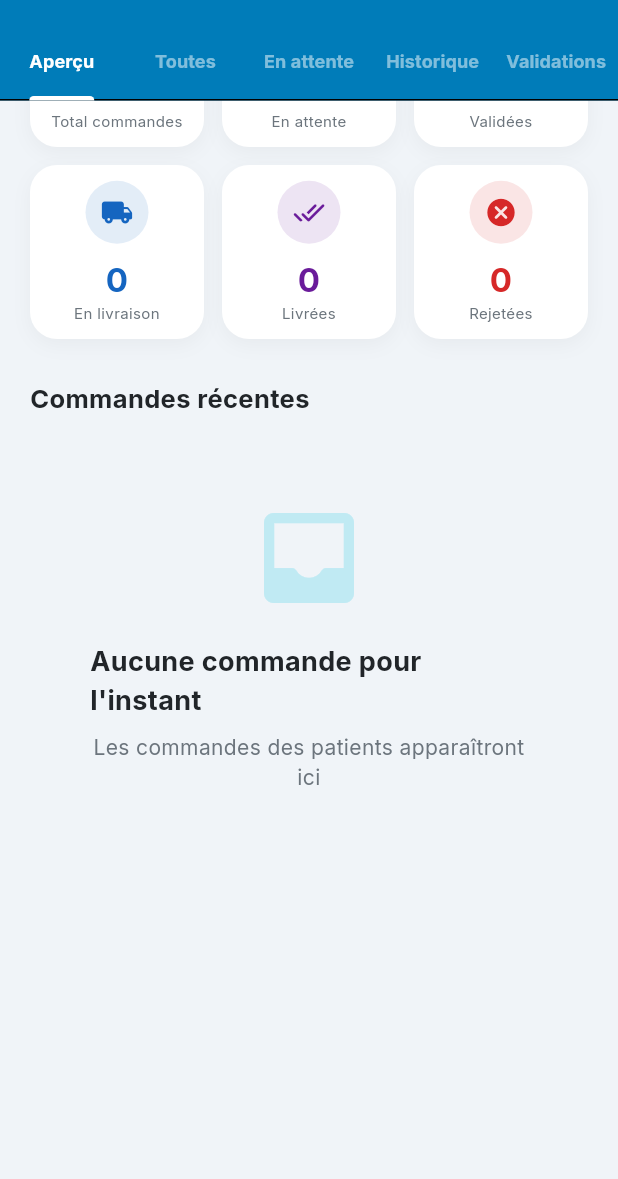
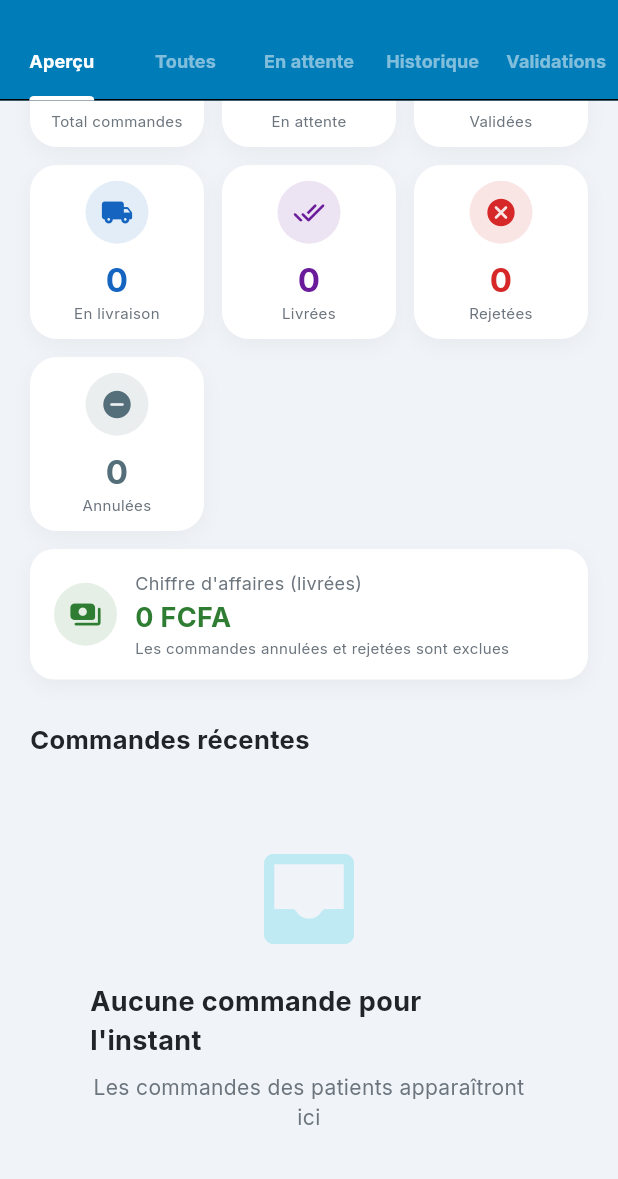
Before and after one commit to trixma-ux/e-pharmacy-ci, a Flutter app: the PharmacistDashboardScreen screen opened by its route, scrolled down 200 dp, on a phone screen of 412 x 824 dp, the part 57-1236 px from its top. Run offline on Flutter 3.47's test engine with Material 3 defaults, Android fonts, the phone set to English and light mode, and no system bars; drawn by our look-alikes of flutter_animate; our stand-ins replace cloud_firestore, firebase_auth, firebase_core, flutter_map, flutter_riverpod, glassmorphism and 3 more; missing offline and left inert: dart:html; accounts and stored records are empty.

Commit message:
commandes : le patient peut annuler une commande en attente (Annulée)
Bouton « Annuler la commande » uniquement si status pending, après dialogue de confirmation. Écriture exacte attendue par les règles : status cancelled + updatedAt et cancelledAt en horodatage serveur. Le tableau de bord affiche le badge Annulée, le compteur et un CA qui exclut les commandes annulées et rejetées.

```diff
--- a/pharmaflow/lib/features/pharmacist/presentation/screens/pharmacist_dashboard_screen.dart
+++ b/pharmaflow/lib/features/pharmacist/presentation/screens/pharmacist_dashboard_screen.dart
@@ -57,6 +57,9 @@ class _PharmacistDashboardScreenState extends ConsumerState<PharmacistDashboardS
       case OrderStatus.delivered:
         bg = const Color(0xFFF3E5F5); fg = const Color(0xFF6A1B9A); icon = Icons.done_all_rounded;
         break;
+      case OrderStatus.cancelled:
+        bg = const Color(0xFFECEFF1); fg = const Color(0xFF546E7A); icon = Icons.do_not_disturb_on_rounded;
+        break;
     }
     return Container(
       padding: const EdgeInsets.symmetric(horizontal: 10, vertical: 4),
@@ -66,10 +69,7 @@ class _PharmacistDashboardScreenState extends ConsumerState<PharmacistDashboardS
         children: [
           Icon(icon, size: 13, color: fg),
           const SizedBox(width: 4),
-          Text(status.name == 'pending' ? 'En attente' :
-               status.name == 'validated' ? 'Validée' :
-               status.name == 'rejected' ? 'Rejetée' :
-               status.name == 'delivering' ? 'En livraison' : 'Livrée',
+          Text(status.label,
               style: TextStyle(color: fg, fontSize: 11, fontWeight: FontWeight.bold)),
         ],
       ),
@@ -285,7 +285,14 @@ class _PharmacistDashboardScreenState extends ConsumerState<PharmacistDashboardS
         children: [
           // Stats Grid
           statsAsync.when(
-            data: (stats) => _buildStatsGrid(stats),
+            data: (stats) => Column(
+              crossAxisAlignment: CrossAxisAlignment.start,
+              children: [
+                _buildStatsGrid(stats),
+                const SizedBox(height: 12),
+                _buildRevenueBanner(stats),
+              ],
+            ),
             loading: () => const Center(child: Padding(padding: EdgeInsets.all(20), child: CircularProgressIndicator())),
             error: (e, _) => Text('Erreur: $e'),
           ),
@@ -312,6 +319,55 @@ class _PharmacistDashboardScreenState extends ConsumerState<PharmacistDashboardS
     );
   }
 
+  Widget _buildRevenueBanner(Map<String, int> stats) {
+    final revenue = stats['revenue'] ?? 0;
+    final str = revenue.toString();
+    String formatted;
+    if (str.length <= 3) {
+      formatted = '$str FCFA';
+    } else {
+      final groups = <String>[];
+      var remaining = str;
+      while (remaining.length > 3) {
+        groups.insert(0, remaining.substring(remaining.length - 3));
+        remaining = remaining.substring(0, remaining.length - 3);
+      }
+      groups.insert(0, remaining);
+      formatted = '${groups.join(' ')} FCFA';
+    }
+    return Container(
+      width: double.infinity,
+      padding: const EdgeInsets.symmetric(horizontal: 16, vertical: 14),
+      decoration: BoxDecoration(
+        color: Colors.white,
+        borderRadius: BorderRadius.circular(16),
+        boxShadow: [BoxShadow(color: Colors.black.withValues(alpha: 0.04), blurRadius: 10, offset: const Offset(0, 4))],
+      ),
+      child: Row(
+        children: [
+          Container(
+            padding: const EdgeInsets.all(10),
+            decoration: BoxDecoration(color: const Color(0xFF2E7D32).withValues(alpha: 0.12), shape: BoxShape.circle),
+            child: const Icon(Icons.payments_rounded, color: Color(0xFF2E7D32), size: 22),
+          ),
+          const SizedBox(width: 12),
+          Expanded(
+            child: Column(
+              crossAxisAlignment: CrossAxisAlignment.start,
+              children: [
+                const Text('Chiffre d\'affaires (livrées)', style: TextStyle(fontSize: 12, color: AppColors.textSecondaryLight)),
+                const SizedBox(height: 2),
+                Text(formatted, style: const TextStyle(fontSize: 18, fontWeight: FontWeight.bold, color: Color(0xFF2E7D32))),
+                const Text('Les commandes annulées et rejetées sont exclues',
+                    style: TextStyle(fontSize: 10, color: AppColors.textSecondaryLight)),
+              ],
+            ),
+          ),
+        ],
+      ),
+    );
+  }
+
   Widget _buildStatsGrid(Map<String, int> stats) {
     final statItems = [
       {'label': 'Total commandes', 'value': stats['total'] ?? 0, 'icon': Icons.shopping_bag_rounded, 'color': AppColors.primary},
@@ -320,6 +376,7 @@ class _PharmacistDashboardScreenState extends ConsumerState<PharmacistDashboardS
       {'label': 'En livraison', 'value': stats['delivering'] ?? 0, 'icon': Icons.local_shipping_rounded, 'color': const Color(0xFF1565C0)},
       {'label': 'Livrées', 'value': stats['delivered'] ?? 0, 'icon': Icons.done_all_rounded, 'color': const Color(0xFF6A1B9A)},
       {'label': 'Rejetées', 'value': stats['rejected'] ?? 0, 'icon': Icons.cancel_rounded, 'color': AppColors.error},
+      {'label': 'Annulées', 'value': stats['cancelled'] ?? 0, 'icon': Icons.do_not_disturb_on_rounded, 'color': const Color(0xFF546E7A)},
     ];
 
     return GridView.count(
@@ -781,14 +838,12 @@ class _OrderDetailSheet extends ConsumerWidget {
       case OrderStatus.rejected: bg = const Color(0xFFFFEBEE); fg = const Color(0xFFC62828); break;
       case OrderStatus.delivering: bg = const Color(0xFFE3F2FD); fg = const Color(0xFF1565C0); break;
       case OrderStatus.delivered: bg = const Color(0xFFF3E5F5); fg = const Color(0xFF6A1B9A); break;
+      case OrderStatus.cancelled: bg = const Color(0xFFECEFF1); fg = const Color(0xFF546E7A); break;
     }
     return Container(
       padding: const EdgeInsets.symmetric(horizontal: 12, vertical: 6),
       decoration: BoxDecoration(color: bg, borderRadius: BorderRadius.circular(20)),
-      child: Text(status.name == 'pending' ? 'En attente' :
-                  status.name == 'validated' ? 'Validée' :
-                  status.name == 'rejected' ? 'Rejetée' :
-                  status.name == 'delivering' ? 'En livraison' : 'Livrée',
+      child: Text(status.label,
           style: TextStyle(color: fg, fontWeight: FontWeight.bold, fontSize: 13)),
     );
   }
```
Also changed, not shown: pharmaflow/lib/features/patient/presentation/screens/my_orders_screen.dart (+137 -25 lines), pharmaflow/lib/features/pharmacist/data/order_repository.dart (+8 -11 lines), pharmaflow/lib/features/pharmacist/domain/order_model.dart (+90 -13 lines).
